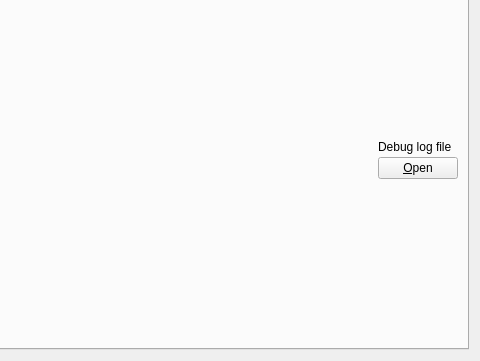
frozenflux3/munt-official, file src/qt/forms/debugwindow.ui: the form before one commit; both pictures show x 260 to 740 and y 181 to 542 of the 740 by 542 pixel window.
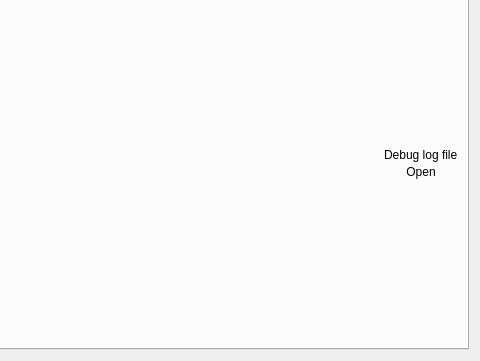
The form after the commit. Icons and pictures are not drawn. Custom widgets are drawn as their Qt base class.

```diff
--- a/src/qt/forms/debugwindow.ui
+++ b/src/qt/forms/debugwindow.ui
@@ -367,15 +367,24 @@
           </widget>
          </item>
          <item>
-          <widget class="QPushButton" name="openDebugLogfileButton">
+          <widget class="ClickableLabel" name="openDebugLogfileButton">
+           <property name="sizePolicy">
+            <sizepolicy hsizetype="Expanding" vsizetype="Fixed">
+             <horstretch>0</horstretch>
+             <verstretch>0</verstretch>
+            </sizepolicy>
+           </property>
            <property name="toolTip">
             <string>Open the %1 debug log file from the current data directory. This can take a few seconds for large log files.</string>
            </property>
            <property name="text">
-            <string>&amp;Open</string>
+            <string>Open</string>
            </property>
-           <property name="autoDefault">
-            <bool>false</bool>
+           <property name="alignment">
+            <set>Qt::AlignCenter</set>
+           </property>
+           <property name="indent">
+            <number>0</number>
            </property>
           </widget>
          </item>
```
Left out of the diff: 2 changed lines with no effect on the pictures.
